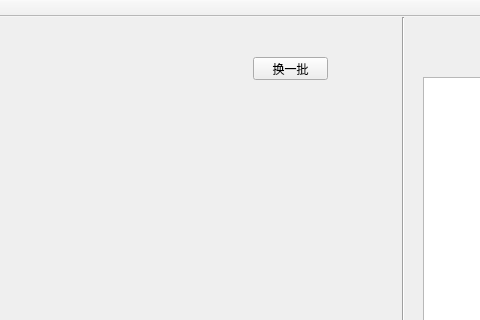
Before: the Qt Designer form mainwindow.ui in qqchen/may, drawn with Qt 5; both pictures show x 167 to 647 and y 0 to 320 of the 842 by 600 pixel window.
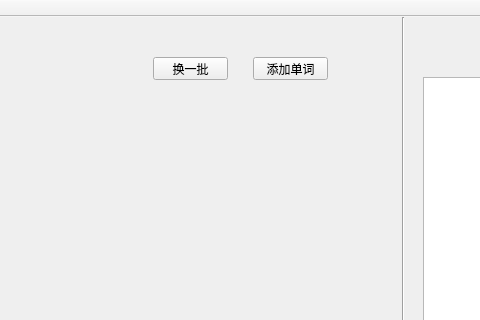
After: the same form once the commit is applied.

```diff
--- a/mainwindow.ui
+++ b/mainwindow.ui
@@ -47,7 +47,7 @@
      </rect>
     </property>
     <property name="text">
-     <string>换一批</string>
+     <string>添加单词</string>
     </property>
    </widget>
    <widget class="Line" name="line">
@@ -73,6 +73,19 @@
      </rect>
     </property>
    </widget>
+   <widget class="QPushButton" name="pushButton_3">
+    <property name="geometry">
+     <rect>
+      <x>320</x>
+      <y>40</y>
+      <width>75</width>
+      <height>23</height>
+     </rect>
+    </property>
+    <property name="text">
+     <string>换一批</string>
+    </property>
+   </widget>
   </widget>
   <widget class="QMenuBar" name="menuBar">
    <property name="geometry">
```
Left out of the diff: 2 changed lines with no effect on the pictures.
